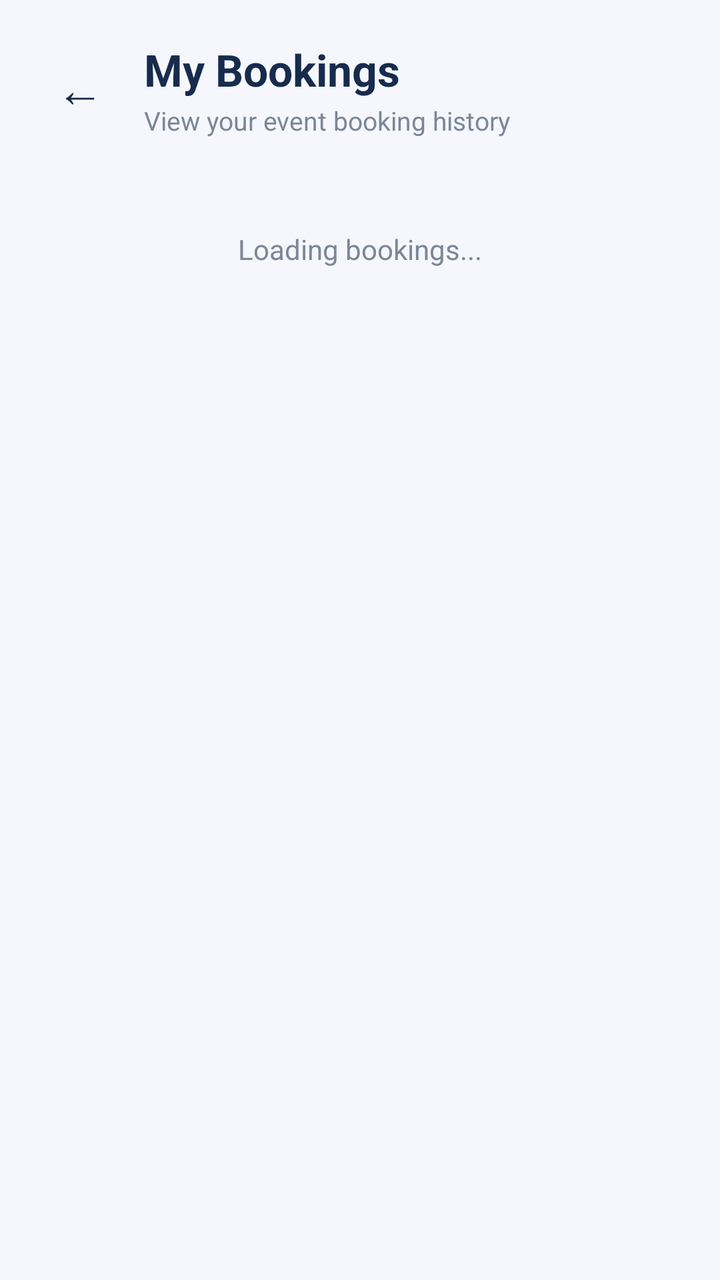
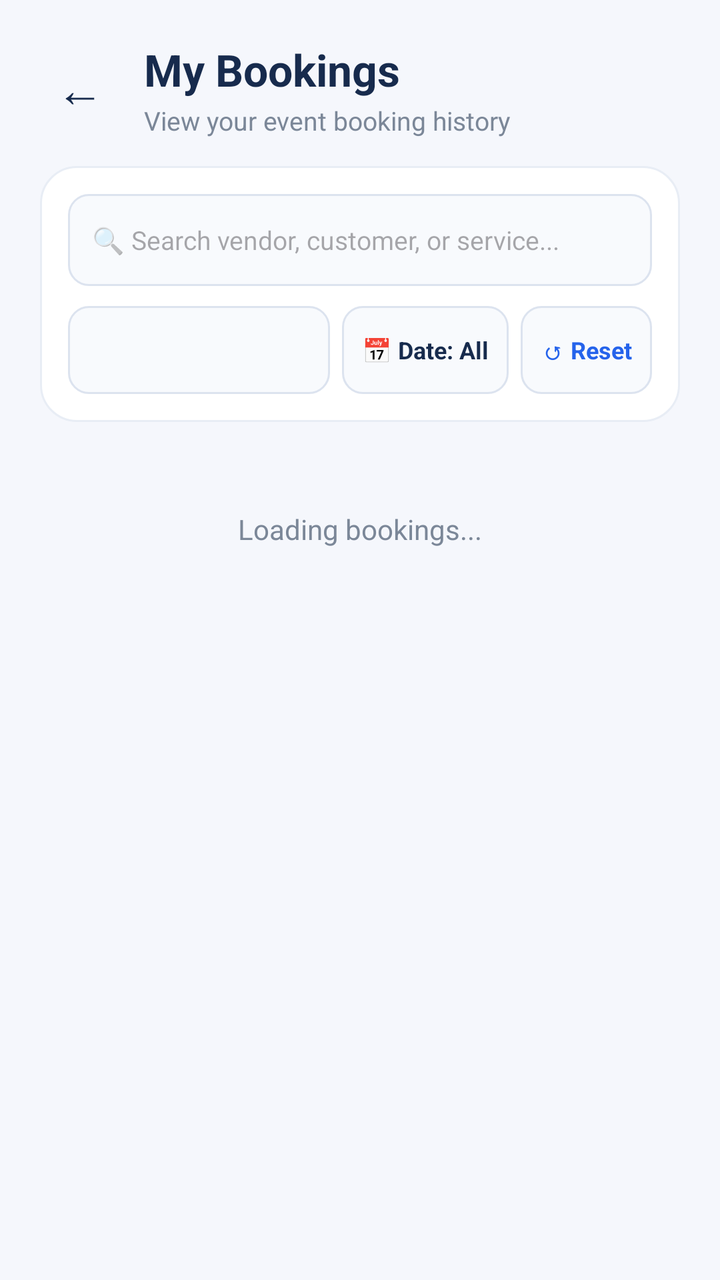

Two renders of the same Android screen: before a commit and after it. Below are the layout's source before the change and the commit's diff.
<!-- AndroidManifest.xml: application theme Theme.HappyHappenings -->
<!-- res/layout/activity_my_bookings.xml -->
<?xml version="1.0" encoding="utf-8"?>
<LinearLayout
    xmlns:android="http://schemas.android.com/apk/res/android"
    xmlns:app="http://schemas.android.com/apk/res-auto"
    android:layout_width="match_parent"
    android:layout_height="match_parent"
    android:orientation="vertical"
    android:background="#F5F7FC"
    android:padding="20dp">

    
    <LinearLayout
        android:layout_width="match_parent"
        android:layout_height="wrap_content"
        android:orientation="horizontal"
        android:gravity="center_vertical"
        android:layout_marginBottom="16dp">

        <TextView
            android:id="@+id/backButton"
            android:layout_width="40dp"
            android:layout_height="40dp"
            android:text="←"
            android:textSize="24sp"
            android:textColor="#172B4D"
            android:gravity="center"
            android:clickable="true"
            android:focusable="true"
            android:background="?attr/selectableItemBackgroundBorderless"/>

        <LinearLayout
            android:layout_width="0dp"
            android:layout_height="wrap_content"
            android:layout_weight="1"
            android:orientation="vertical"
            android:layout_marginStart="12dp">

            <TextView
                android:id="@+id/pageTitle"
                android:layout_width="wrap_content"
                android:layout_height="wrap_content"
                android:text="My Bookings"
                android:textSize="22sp"
                android:textStyle="bold"
                android:textColor="#172B4D"/>

            <TextView
                android:id="@+id/pageSubtitle"
                android:layout_width="wrap_content"
                android:layout_height="wrap_content"
                android:text="View your event booking history"
                android:textSize="13sp"
                android:textColor="#7B8798"
                android:layout_marginTop="2dp"/>

        </LinearLayout>

    </LinearLayout>

    
    <TextView
        android:id="@+id/statusTextView"
        android:layout_width="match_parent"
        android:layout_height="wrap_content"
        android:text="Loading bookings..."
        android:textSize="14sp"
        android:textColor="#7B8798"
        android:gravity="center"
        android:padding="30dp"
        android:visibility="visible"/>

    
    <ScrollView
        android:layout_width="match_parent"
        android:layout_height="0dp"
        android:layout_weight="1"
        android:fillViewport="true">

        <LinearLayout
            android:id="@+id/bookingsListContainer"
            android:layout_width="match_parent"
            android:layout_height="wrap_content"
            android:orientation="vertical"/>

    </ScrollView>

</LinearLayout>
<!-- resources referenced by this layout -->
<resources>
  <style name="Theme.HappyHappenings" parent="Base.Theme.HappyHappenings" />
  <style name="Base.Theme.HappyHappenings" parent="Theme.Material3.DayNight.NoActionBar">
          
          
      </style>
</resources>

<!-- the commit's change to res/layout/activity_my_bookings.xml (unified diff, before → after) -->
@@ -14,7 +14,7 @@
         android:layout_height="wrap_content"
         android:orientation="horizontal"
         android:gravity="center_vertical"
-        android:layout_marginBottom="16dp">
+        android:layout_marginBottom="14dp">
 
         <TextView
             android:id="@+id/backButton"
@@ -58,6 +58,81 @@
     </LinearLayout>
 
     
+    <LinearLayout
+        android:layout_width="match_parent"
+        android:layout_height="wrap_content"
+        android:orientation="vertical"
+        android:padding="14dp"
+        android:layout_marginBottom="14dp"
+        android:background="@drawable/register_card_bg">
+
+        
+        <EditText
+            android:id="@+id/searchFilterEditText"
+            android:layout_width="match_parent"
+            android:layout_height="46dp"
+            android:hint="🔍 Search vendor, customer, or service..."
+            android:padding="12dp"
+            android:textSize="13sp"
+            android:inputType="text"
+            android:background="@drawable/register_input_bg"
+            android:layout_marginBottom="10dp"/>
+
+        
+        <LinearLayout
+            android:layout_width="match_parent"
+            android:layout_height="wrap_content"
+            android:orientation="horizontal"
+            android:gravity="center_vertical">
+
+            
+            <Spinner
+                android:id="@+id/categoryFilterSpinner"
+                android:layout_width="0dp"
+                android:layout_height="44dp"
+                android:layout_weight="1"
+                android:background="@drawable/register_input_bg"
+                android:padding="8dp"
+                android:layout_marginEnd="6dp"/>
+
+            
+            <TextView
+                android:id="@+id/dateFilterButton"
+                android:layout_width="wrap_content"
+                android:layout_height="44dp"
+                android:text="📅 Date: All"
+                android:textSize="12sp"
+                android:textColor="#172B4D"
+                android:textStyle="bold"
+                android:gravity="center"
+                android:paddingStart="10dp"
+                android:paddingEnd="10dp"
+                android:clickable="true"
+                android:focusable="true"
+                android:background="@drawable/register_input_bg"
+                android:layout_marginEnd="6dp"/>
+
+            
+            <TextView
+                android:id="@+id/resetFilterButton"
+                android:layout_width="wrap_content"
+                android:layout_height="44dp"
+                android:text="↺ Reset"
+                android:textSize="12sp"
+                android:textColor="#2563EB"
+                android:textStyle="bold"
+                android:gravity="center"
+                android:paddingStart="10dp"
+                android:paddingEnd="10dp"
+                android:clickable="true"
+                android:focusable="true"
+                android:background="@drawable/register_input_bg"/>
+
+        </LinearLayout>
+
+    </LinearLayout>
+
+    
     <TextView
         android:id="@+id/statusTextView"
         android:layout_width="match_parent"
<!-- resource entries referenced after the edit -->
@@ -1,5 +1,23 @@
 <!-- resources referenced by this layout -->
 <resources>
+  <!-- drawable register_card_bg (drawable) -->
+  <?xml version="1.0" encoding="utf-8"?>
+  <shape xmlns:android="http://schemas.android.com/apk/res/android">
+      <solid android:color="#FFFFFF"/>
+      <corners android:radius="18dp"/>
+      <stroke
+          android:width="1dp"
+          android:color="#E8EDF5"/>
+  </shape>
+  <!-- drawable register_input_bg (drawable) -->
+  <?xml version="1.0" encoding="utf-8"?>
+  <shape xmlns:android="http://schemas.android.com/apk/res/android">
+      <solid android:color="#F8FAFD"/>
+      <corners android:radius="10dp"/>
+      <stroke
+          android:width="1dp"
+          android:color="#DCE3EF"/>
+  </shape>
   <style name="Theme.HappyHappenings" parent="Base.Theme.HappyHappenings" />
   <style name="Base.Theme.HappyHappenings" parent="Theme.Material3.DayNight.NoActionBar">
           
